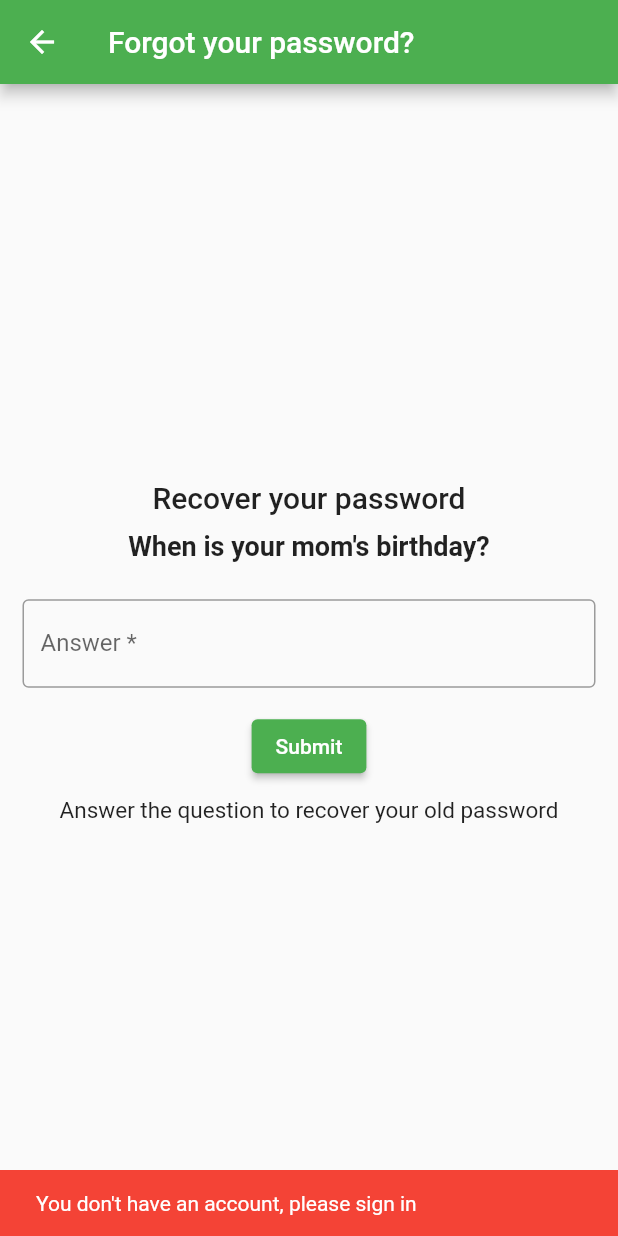
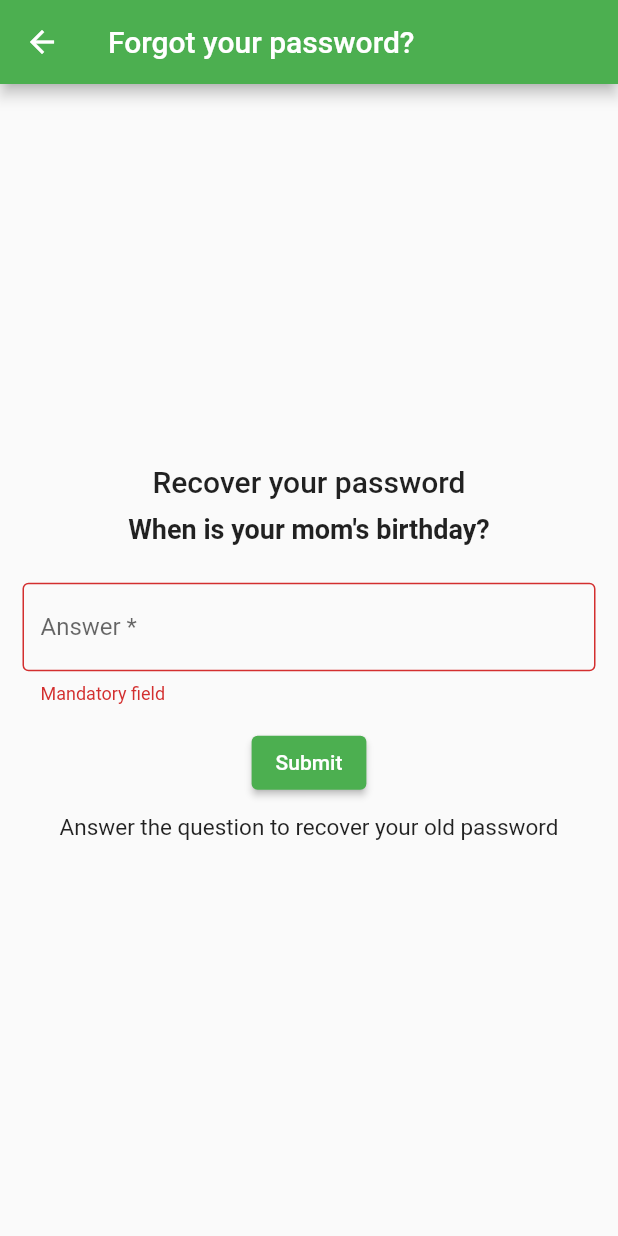
Before and after one commit to Vibe98/Group8_project_official, a Flutter app: the ForgotPassword screen opened by its route, after a tap on "Submit", on a phone screen of 412 x 824 dp. Run offline on Flutter 3.47's test engine with Material 2 defaults, Android fonts, the phone set to English and light mode, and no system bars; our stand-ins replace charts_flutter, fl_chart, floor, material_design_icons_flutter, random_string, shared_preferences and 2 more; missing offline and left inert: fitbitter, flutter_ticket_widget; accounts and stored records are empty; generated files the repository leaves out were written again.

Commit message:
forgot password

```diff
--- a/lib/screens/forgotpassword.dart
+++ b/lib/screens/forgotpassword.dart
@@ -19,6 +19,7 @@ class _ForgotPasswordState extends State<ForgotPassword> {
   TextEditingController passwordController = TextEditingController();
   TextEditingController confirmPasswordController = TextEditingController();
   final _formKey = GlobalKey<FormState>();
+  final _formKey2 = GlobalKey<FormState>();
 
   void checkAnswer() async {
     final sp = await SharedPreferences.getInstance();
@@ -49,7 +50,9 @@ class _ForgotPasswordState extends State<ForgotPassword> {
         barrierDismissible: true,
         builder: (BuildContext context) {
           return AlertDialog(
-            content: Column(
+            content: Form(
+              key: _formKey,
+              child: Column(
                 mainAxisAlignment: MainAxisAlignment.center,
                 mainAxisSize: MainAxisSize.min,
                 children: [
@@ -58,6 +61,7 @@ class _ForgotPasswordState extends State<ForgotPassword> {
                   Container(
                     padding: const EdgeInsets.symmetric(horizontal: 15, vertical: 15),
                     child: TextFormField(
+
 
                       validator: (value) {
                         if (value == null || value.isEmpty) {
@@ -82,6 +86,7 @@ class _ForgotPasswordState extends State<ForgotPassword> {
                         const EdgeInsets.fromLTRB(15, 0, 15, 15),
                     child: TextFormField(
 
+
                       validator: (value) {
                         if (value == null || value.isEmpty) {
                           return 'Mandatory field';
@@ -103,6 +108,7 @@ class _ForgotPasswordState extends State<ForgotPassword> {
                         backgroundColor: Colors.green,
                           child: const Icon(Icons.done),
                           onPressed: () async {
+                            if(_formKey.currentState!.validate()){
 
                               if (passwordController.text !=
                                 confirmPasswordController.text) {
@@ -130,10 +136,12 @@ class _ForgotPasswordState extends State<ForgotPassword> {
                               }
                             }
                             }
+                          }
 
                     ),
                   )
                 ],
+              ),
             )
           );
         });
@@ -144,7 +152,9 @@ class _ForgotPasswordState extends State<ForgotPassword> {
     return Scaffold(
       appBar: AppBar(title: const Text('Forgot your password?'),
       backgroundColor: Colors.green,),
-      body: Center(
+      body: Form(
+        key: _formKey2,
+        child: Center(
           child: Column(
             mainAxisAlignment: MainAxisAlignment.center,
             children: [
@@ -162,6 +172,7 @@ class _ForgotPasswordState extends State<ForgotPassword> {
                     padding:
                         const EdgeInsets.symmetric(horizontal: 15, vertical: 15),
                     child: TextFormField(
+
                        controller: answerController,
                       textInputAction: TextInputAction.next,
                       decoration: const InputDecoration(
@@ -182,7 +193,9 @@ class _ForgotPasswordState extends State<ForgotPassword> {
                       ),
                         child: const Text('Submit'),
                         onPressed: () async {
+                          if(_formKey2.currentState!.validate()){
                           checkAnswer();
+                        }
                         }
                   ),
               const Padding(
@@ -194,6 +207,7 @@ class _ForgotPasswordState extends State<ForgotPassword> {
             ],
           ),
         ),
+      ),
     );
   }
 }
```
Lines whose indentation alone changed are shown as unchanged.
